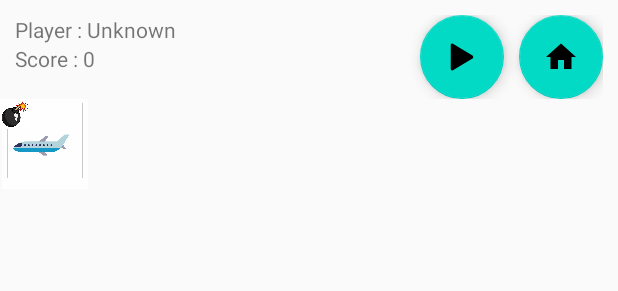
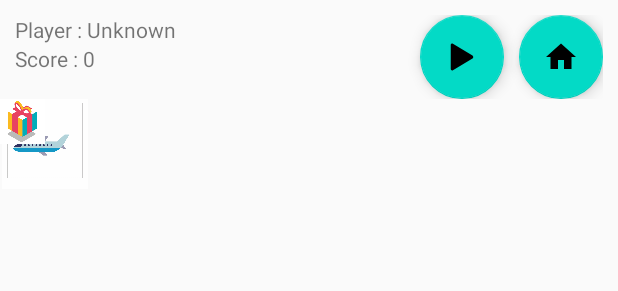
Before and after one commit to frederick98/TugasBesar-02, an Android app: the layout activity_main.xml on its own in the app's theme, with its tools: preview values and no code run, on a phone screen of 412 x 824 dp. Shown: the top 291 px of the screen. Run offline under Robolectric (Android 15) with nearby library versions, the phone set to English and light mode, and no system bars.

Commit message:
reward and fuel added

```diff
--- a/TugasBesar02/app/src/main/res/layout/activity_main.xml
+++ b/TugasBesar02/app/src/main/res/layout/activity_main.xml
@@ -86,6 +86,18 @@
             android:layout_height="20dp"
             android:src="@drawable/bomb"/>
 
+        <ImageView
+            android:id="@+id/iv_fuel"
+            android:layout_width="30dp"
+            android:layout_height="30dp"
+            android:src="@drawable/fuel"/>
+
+        <ImageView
+            android:id="@+id/iv_reward"
+            android:layout_width="30dp"
+            android:layout_height="30dp"
+            android:src="@drawable/reward"/>
+
 
     </FrameLayout>
 
```
Also changed, not shown: TugasBesar02/app/src/main/java/com/example/tugasbesar_02/MainActivity.java (+28 -0 lines), TugasBesar02/app/src/main/res/drawable/fuel.jpg (added), TugasBesar02/app/src/main/res/drawable/reward.png (added).
